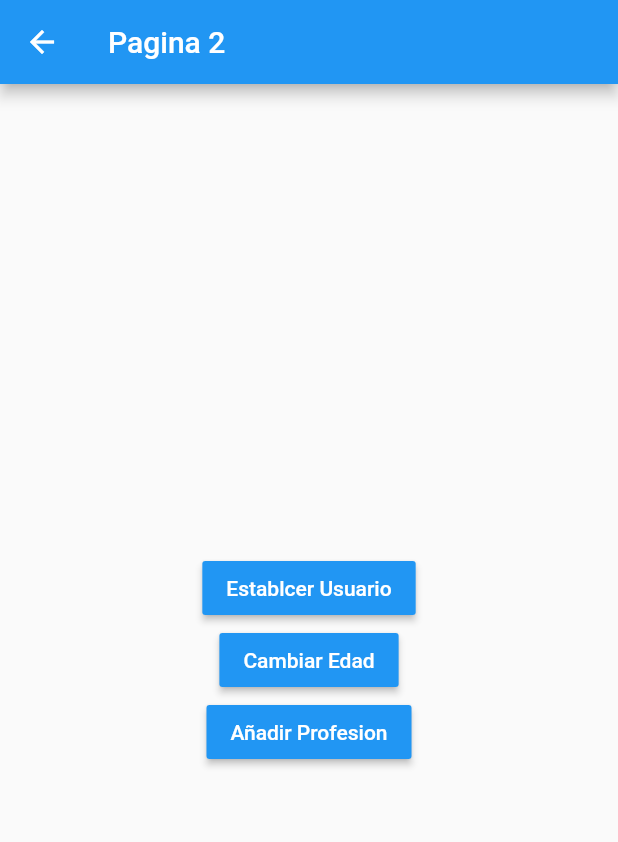
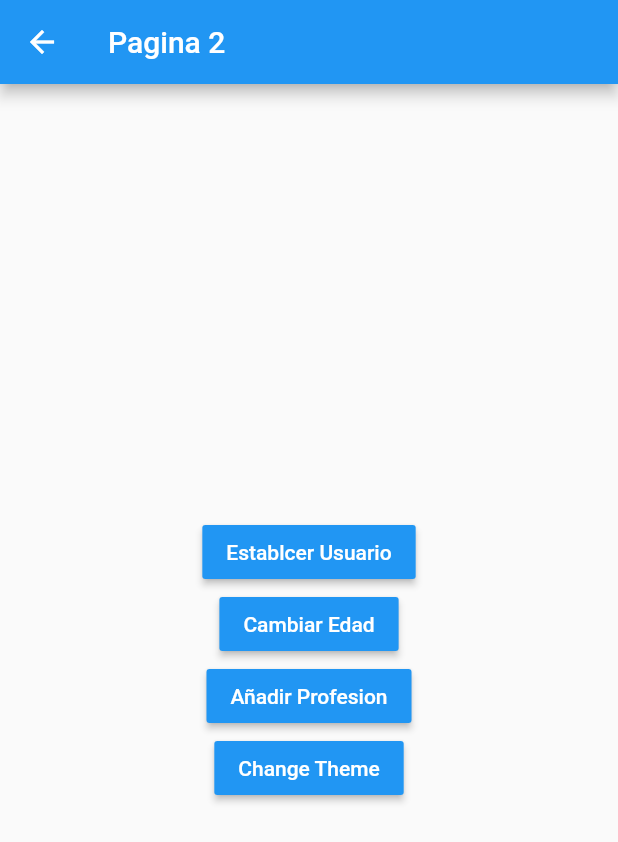
Before and after one commit to JeronimoRepetto/state_proyect, a Flutter app: the screen it shows after launch, after a tap on the "forward" icon, on a phone screen of 412 x 824 dp. Shown: the top 842 px of the screen. Run offline on Flutter 3.47's test engine with Material 2 defaults, Android fonts, the phone set to English and light mode, and no system bars; our stand-ins replace get.

```diff
--- a/lib/main.dart
+++ b/lib/main.dart
@@ -1,4 +1,5 @@
 import 'package:flutter/material.dart';
+import 'package:get/get.dart';
 import 'package:states/pages/page_one.dart';
 import 'package:states/pages/page_two.dart';
 
@@ -9,14 +10,18 @@ class MyApp extends StatelessWidget {
 
   @override
   Widget build(BuildContext context) {
-    return MaterialApp(
+    return GetMaterialApp(
       debugShowCheckedModeBanner: false,
       title: 'MaterialApp',
-      initialRoute: 'page_one',
-      routes: {
-        'page_one': (_) => PageOnePage(),
-        'page_two' : (_) => PageTwoPage()
-      },
+      initialRoute: '/page_one',
+      //routes: {
+      //  'page_one': (_) => PageOnePage(),
+      //  'page_two' : (_) => PageTwoPage()
+      //},
+      getPages: [
+        GetPage(name: '/page_one', page: () => const PageOnePage()),
+        GetPage(name: '/page_two', page: () => const PageTwoPage()),
+      ],
     );
   }
 }
--- a/lib/pages/page_one.dart
+++ b/lib/pages/page_one.dart
@@ -1,58 +1,71 @@
 import 'package:flutter/material.dart';
+import 'package:get/get.dart';
+import 'package:states/controller/user_controller.dart';
+import 'package:states/model/user.dart';
+import 'package:states/pages/page_two.dart';
 
 class PageOnePage extends StatelessWidget {
   const PageOnePage({Key? key}) : super(key: key);
 
   @override
   Widget build(BuildContext context) {
+    final userCtrl = Get.put(UserController());
+
     return Scaffold(
       appBar: AppBar(
-        title: Text('Pagina 1'),
+        title: const Text('Pagina 1'),
       ),
-      body: InformacionUsuario(),
+      body: Obx(() => userCtrl.userExist.value
+          ? InformacionUsuario(userCtrl.user.value)
+          : const Center(
+              child: Text('No hay informacion del usuario'),
+            )),
       floatingActionButton: FloatingActionButton(
-        child: Icon(Icons.forward),
-        onPressed: () => Navigator.pushNamed(context, 'page_two'),
-      ),
+          child: const Icon(Icons.forward),
+          //onPressed: () => Navigator.pushNamed(context, 'page_two'),
+          onPressed: () => Get.toNamed('page_two', arguments: {
+                'nombre': 'Jeronimo',
+                'edad': 30,
+              })),
     );
   }
 }
 
 class InformacionUsuario extends StatelessWidget {
+  final User user;
+
+  const InformacionUsuario(this.user);
+
   @override
   Widget build(BuildContext context) {
     return Container(
       height: double.infinity,
       width: double.infinity,
-      padding: EdgeInsets.all(20),
+      padding: const EdgeInsets.all(20),
       child: Column(
         crossAxisAlignment: CrossAxisAlignment.start,
-        children: const [
-          Text(
+        children: [
+          const Text(
             'General',
             style: TextStyle(fontSize: 18, fontWeight: FontWeight.bold),
           ),
-          Divider(),
+          const Divider(),
           ListTile(
-            title: Text("Nombre: "),
+            title: Text("Nombre: ${user.nombre}"),
           ),
           ListTile(
-            title: Text("Edad: "),
+            title: Text("Edad: ${user.edad}"),
           ),
-          Text(
+          const Text(
             'Profesiones',
             style: TextStyle(fontSize: 18, fontWeight: FontWeight.bold),
           ),
-          Divider(),
-          ListTile(
-            title: Text("Profesion 1: "),
-          ),
-          ListTile(
-            title: Text("Profesion 2: "),
-          ),
-          ListTile(
-            title: Text("Profesion 3: "),
-          ),
+          const Divider(),
+          ...user.profesiones!
+              .map((e) => ListTile(
+                    title: Text(e),
+                  ))
+              .toList()
         ],
       ),
     );
--- a/lib/pages/page_two.dart
+++ b/lib/pages/page_two.dart
@@ -1,10 +1,15 @@
 import 'package:flutter/material.dart';
+import 'package:get/get.dart';
+import 'package:states/controller/user_controller.dart';
+
+import '../model/user.dart';
 
 class PageTwoPage extends StatelessWidget {
   const PageTwoPage({Key? key}) : super(key: key);
 
   @override
   Widget build(BuildContext context) {
+    final userCtrl = Get.find<UserController>();
     return Scaffold(
       appBar: AppBar(
         title: Text('Pagina 2'),
@@ -15,25 +20,52 @@ class PageTwoPage extends StatelessWidget {
         children: [
           MaterialButton(
               color: Colors.blue,
-              child: Text(
+              child: const Text(
                 'Establcer Usuario',
                 style: TextStyle(color: Colors.white),
               ),
-              onPressed: () {}),
+              onPressed: () {
+                userCtrl.setUser(User(
+                    nombre: "Jeronimo",
+                    edad: 30,
+                    profesiones: ["Flutter dev", "Gamer"]));
+                Get.snackbar("Exitos", "Se creo el usuario",
+                    backgroundColor: Colors.white,
+                    colorText: Colors.black87,
+                    boxShadows: [
+                      const BoxShadow(color: Colors.black, blurRadius: 10)
+                    ],
+                    duration: Duration(milliseconds: 1000));
+              }),
           MaterialButton(
               color: Colors.blue,
-              child: Text(
+              child: const Text(
                 'Cambiar Edad',
                 style: TextStyle(color: Colors.white),
               ),
-              onPressed: () {}),
+              onPressed: () {
+                userCtrl.changeAge(35);
+              }),
           MaterialButton(
               color: Colors.blue,
-              child: Text(
+              child: const Text(
                 'Añadir Profesion',
                 style: TextStyle(color: Colors.white),
               ),
-              onPressed: () {}),
+              onPressed: () {
+                userCtrl.addProfession(
+                    "Profession ${userCtrl.user.value.profesiones!.length + 1}");
+              }),
+          MaterialButton(
+              color: Colors.blue,
+              child: const Text(
+                'Change Theme',
+                style: TextStyle(color: Colors.white),
+              ),
+              onPressed: () {
+                Get.changeTheme(
+                    Get.isDarkMode ? ThemeData.light() : ThemeData.dark());
+              }),
         ],
       )),
     );
--- a/pubspec.yaml
+++ b/pubspec.yaml
@@ -34,6 +34,7 @@ dependencies:
   # The following adds the Cupertino Icons font to your application.
   # Use with the CupertinoIcons class for iOS style icons.
   cupertino_icons: ^1.0.2
+  get: ^4.6.3
 
 dev_dependencies:
   flutter_test:
```
Also changed, not shown: lib/controller/user_controller.dart (added, +28 -0 lines), pubspec.lock.
